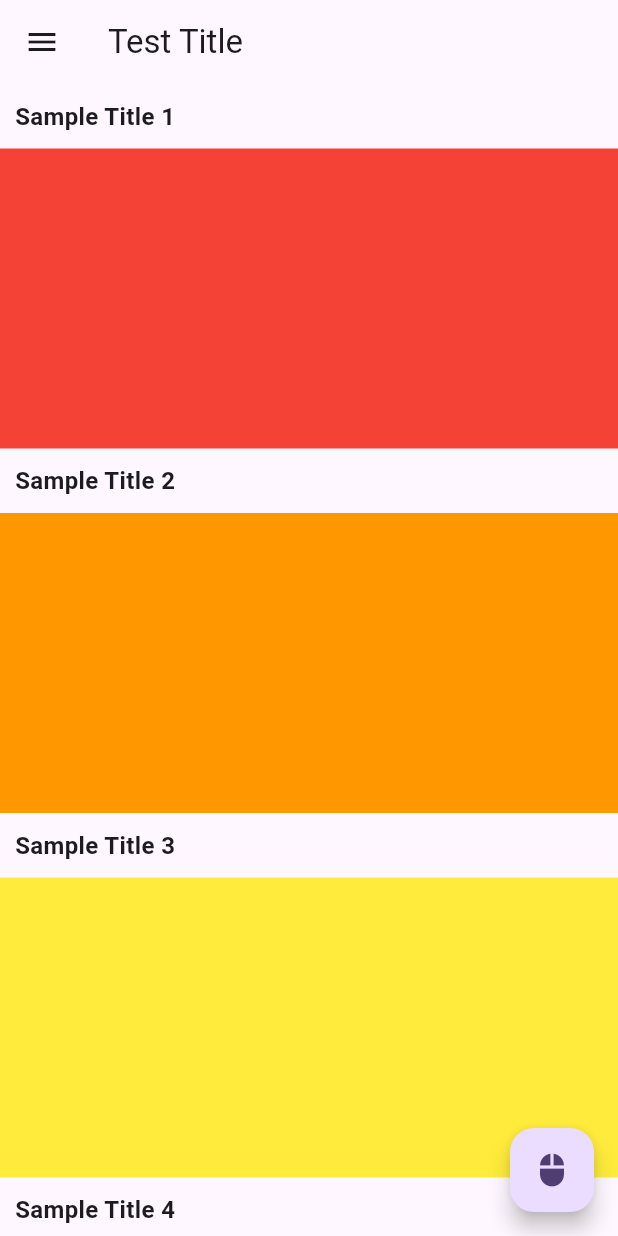
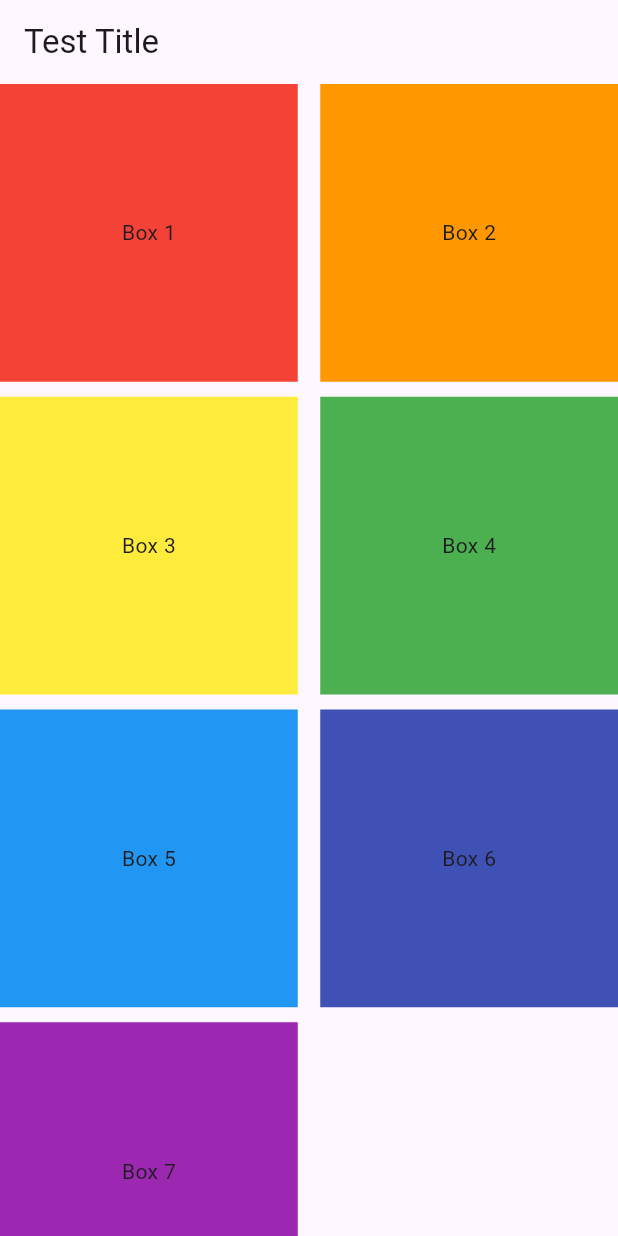
Before and after one commit to StudioZERONE/study_flutter_13_totally03_lec, a Flutter app: the screen it shows after launch, on a phone screen of 412 x 824 dp. Run offline on Flutter 3.47's test engine with Material 2 defaults, Android fonts, the phone set to English and light mode, and no system bars.

Commit message:
UI 공부 중. GridView

```diff
--- a/lib/main.dart
+++ b/lib/main.dart
@@ -29,111 +29,39 @@ class MyHomePage extends StatefulWidget {
 }
 
 class _MyHomePageState extends State<MyHomePage> {
-  final postList = [
-    {
-      "title": "Sample Title 1",
-      "color": Colors.red,
-    },
-    {
-      "title": "Sample Title 2",
-      "color": Colors.orange,
-    },
-    {
-      "title": "Sample Title 3",
-      "color": Colors.yellow,
-    },
-    {
-      "title": "Sample Title 4",
-      "color": Colors.green,
-    },
-    {
-      "title": "Sample Title 5",
-      "color": Colors.blue,
-    },
-    {
-      "title": "Sample Title 6",
-      "color": Colors.indigo,
-    },
-    {
-      "title": "Sample Title 7",
-      "color": Colors.purple,
-    },
-  ];
-
   @override
   Widget build(BuildContext context) {
     return Scaffold(
       appBar: AppBar(title: const Text('Test Title')),
-      drawer: Drawer(
-        child: ListView(
-          padding: EdgeInsets.zero,
-          children: const <Widget>[
-            DrawerHeader(
-              decoration: BoxDecoration(color: Colors.blue),
-              child: Text('Drawer Header Part'),
-            ),
-            ListTile(
-              title: Text('Menu 1'),
-            ),
-          ],
+      body: GridView(
+        gridDelegate: const SliverGridDelegateWithFixedCrossAxisCount(
+          crossAxisCount: 2,
+          crossAxisSpacing: 15,
+          mainAxisSpacing: 10,
         ),
-      ),
-      body: ListView.builder(
-        itemCount: postList.length,
-        itemBuilder: (BuildContext context, int index) {
-          return postContainer(
-            title: postList[index]["title"] as String,
-            colorData: postList[index]["color"] as Color,
-          );
-        },
-      ),
-      // body: ListView(
-      //   children: [
-      //     postContainer(
-      //       title: 'test1',
-      //       colorData: Colors.red,
-      //     ),
-      //     postContainer(
-      //       title: 'test2',
-      //       colorData: Colors.orange,
-      //     ),
-      //     postContainer(
-      //       title: 'test3',
-      //       colorData: Colors.yellow,
-      //     ),
-      //     postContainer(
-      //       title: 'test4',
-      //       colorData: Colors.green,
-      //     ),
-      //   ],
-      // ),
-      floatingActionButton: FloatingActionButton(
-        onPressed: () => print('clicked'),
-        child: const Icon(Icons.mouse),
+        children: [
+          postConatiner(number: "1", colorData: Colors.red),
+          postConatiner(number: "2", colorData: Colors.orange),
+          postConatiner(number: "3", colorData: Colors.yellow),
+          postConatiner(number: "4", colorData: Colors.green),
+          postConatiner(number: "5", colorData: Colors.blue),
+          postConatiner(number: "6", colorData: Colors.indigo),
+          postConatiner(number: "7", colorData: Colors.purple),
+        ],
       ),
     );
   }
 
-  Widget postContainer({
-    String title = '',
-    Color colorData = Colors.blue,
+  Widget postConatiner({
+    String number = "0",
+    Color colorData = Colors.amber,
   }) {
-    return Column(
-      crossAxisAlignment: CrossAxisAlignment.start,
-      children: [
-        Container(
-          padding: const EdgeInsets.all(10),
-          child: Text(
-            title,
-            style: const TextStyle(fontSize: 16, fontWeight: FontWeight.bold),
-          ),
-        ),
-        Container(
-          width: MediaQuery.of(context).size.width,
-          height: 200,
-          color: colorData,
-        ),
-      ],
+    return Container(
+      height: 200,
+      color: colorData,
+      child: Center(
+        child: Text("Box $number"),
+      ),
     );
   }
 }
```
